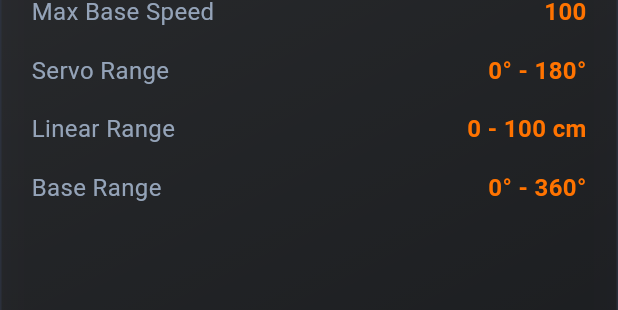
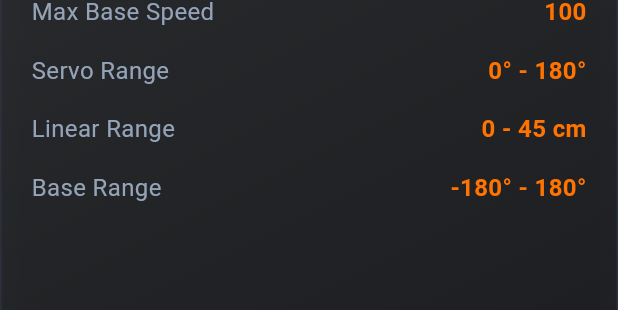
Before and after one commit to Marwan4444/hazmove_robot, a Flutter app: the RobotLimitsSection widget shown alone on an empty page, opened directly, on a phone screen of 412 x 824 dp. Shown: the part 166-476 px from the top of the screen. Run offline on Flutter 3.47's test engine with Material 3 defaults, Android fonts, the phone set to English and light mode, and no system bars; our stand-ins replace easy_localization, equatable, flutter_bloc, flutter_native_splash, flutter_screenutil, fpdart and 3 more; accounts and stored records are empty; network calls fail.

Commit message:
refactor: complete phase 2 - fix motion limits to verified firmware bounds

```diff
--- a/lib/core/constants/app_constants.dart
+++ b/lib/core/constants/app_constants.dart
@@ -4,13 +4,16 @@ class AppConstants {
   static const int connectionTimeout = 15000;
   static const int sendTimeout = 5000;
 
-  // Robot Arm Limits
+  // Robot Arm Limits — MUST match docs/protocol.md §1 and the ESP32
+  // firmware constants (MIN_/MAX_*). The firmware is the final safety
+  // authority; these Flutter values exist for UX validation only.
+  // Verified physical limits: linear 0–45 cm, base −180–180°.
   static const int maxServoAngle = 180;
   static const int minServoAngle = 0;
-  static const double maxLinearDistance = 100.0; // cm
+  static const double maxLinearDistance = 45.0; // cm
   static const double minLinearDistance = 0.0;
-  static const double maxBaseRotation = 360.0; // degrees
-  static const double minBaseRotation = 0.0;
+  static const double maxBaseRotation = 180.0; // degrees
+  static const double minBaseRotation = -180.0;
 
   // Speed Limits
   static const int maxServoSpeed = 100;
--- a/lib/core/utils/validators.dart
+++ b/lib/core/utils/validators.dart
@@ -10,15 +10,15 @@ class Validators {
   }
 
   static Either<Failure, double> validateLinearDistance(double distance) {
-    if (distance < 0 || distance > 100) {
-      return const Left(Failure('Linear distance must be between 0 and 100 cm', type: FailureType.invalidInput));
+    if (distance < 0 || distance > 45) {
+      return const Left(Failure('Linear distance must be between 0 and 45 cm', type: FailureType.invalidInput));
     }
     return Right(distance);
   }
 
   static Either<Failure, double> validateBaseRotation(double degrees) {
-    if (degrees < 0 || degrees > 360) {
-      return const Left(Failure('Base rotation must be between 0 and 360 degrees', type: FailureType.invalidInput));
+    if (degrees < -180 || degrees > 180) {
+      return const Left(Failure('Base rotation must be between -180 and 180 degrees', type: FailureType.invalidInput));
     }
     return Right(degrees);
   }
--- a/lib/modules/robot_control/data/models/base_rotation_model.dart
+++ b/lib/modules/robot_control/data/models/base_rotation_model.dart
@@ -16,8 +16,8 @@ class BaseRotationModel extends BaseRotationEntity {
       targetDegrees: (json['targetDegrees'] as num?)?.toDouble() ?? 0.0,
       speed: json['speed'] ?? 50,
       isMoving: json['isMoving'] ?? false,
-      minDegrees: (json['minDegrees'] as num?)?.toDouble() ?? 0.0,
-      maxDegrees: (json['maxDegrees'] as num?)?.toDouble() ?? 360.0,
+      minDegrees: (json['minDegrees'] as num?)?.toDouble() ?? -180.0,
+      maxDegrees: (json['maxDegrees'] as num?)?.toDouble() ?? 180.0,
     );
   }
 
--- a/lib/modules/robot_control/data/models/linear_rail_model.dart
+++ b/lib/modules/robot_control/data/models/linear_rail_model.dart
@@ -17,7 +17,7 @@ class LinearRailModel extends LinearRailEntity {
       speed: json['speed'] ?? 50,
       isMoving: json['isMoving'] ?? false,
       minPosition: (json['minPosition'] as num?)?.toDouble() ?? 0.0,
-      maxPosition: (json['maxPosition'] as num?)?.toDouble() ?? 100.0,
+      maxPosition: (json['maxPosition'] as num?)?.toDouble() ?? 45.0,
     );
   }
 
--- a/lib/modules/robot_control/domain/entities/base_rotation_entity.dart
+++ b/lib/modules/robot_control/domain/entities/base_rotation_entity.dart
@@ -13,8 +13,8 @@ class BaseRotationEntity extends Equatable {
     required this.targetDegrees,
     required this.speed,
     required this.isMoving,
-    this.minDegrees = 0.0,
-    this.maxDegrees = 360.0,
+    this.minDegrees = -180.0,
+    this.maxDegrees = 180.0,
   });
 
   BaseRotationEntity copyWith({
--- a/lib/modules/robot_control/domain/entities/linear_rail_entity.dart
+++ b/lib/modules/robot_control/domain/entities/linear_rail_entity.dart
@@ -14,7 +14,7 @@ class LinearRailEntity extends Equatable {
     required this.speed,
     required this.isMoving,
     this.minPosition = 0.0,
-    this.maxPosition = 100.0,
+    this.maxPosition = 45.0,
   });
 
   LinearRailEntity copyWith({
--- a/lib/modules/robot_control/domain/models/base_rotation_model.dart
+++ b/lib/modules/robot_control/domain/models/base_rotation_model.dart
@@ -13,8 +13,8 @@ class BaseRotationModel extends Equatable {
     required this.targetDegrees,
     required this.speed,
     required this.isMoving,
-    this.minDegrees = 0.0,
-    this.maxDegrees = 360.0,
+    this.minDegrees = -180.0,
+    this.maxDegrees = 180.0,
   });
 
   BaseRotationModel copyWith({
@@ -41,8 +41,8 @@ class BaseRotationModel extends Equatable {
       targetDegrees: (json['targetDegrees'] as num?)?.toDouble() ?? 0.0,
       speed: json['speed'] ?? 50,
       isMoving: json['isMoving'] ?? false,
-      minDegrees: (json['minDegrees'] as num?)?.toDouble() ?? 0.0,
-      maxDegrees: (json['maxDegrees'] as num?)?.toDouble() ?? 360.0,
+      minDegrees: (json['minDegrees'] as num?)?.toDouble() ?? -180.0,
+      maxDegrees: (json['maxDegrees'] as num?)?.toDouble() ?? 180.0,
     );
   }
 
--- a/lib/modules/robot_control/domain/models/linear_rail_model.dart
+++ b/lib/modules/robot_control/domain/models/linear_rail_model.dart
@@ -14,7 +14,7 @@ class LinearRailModel extends Equatable {
     required this.speed,
     required this.isMoving,
     this.minPosition = 0.0,
-    this.maxPosition = 100.0,
+    this.maxPosition = 45.0,
   });
 
   LinearRailModel copyWith({
@@ -42,7 +42,7 @@ class LinearRailModel extends Equatable {
       speed: json['speed'] ?? 50,
       isMoving: json['isMoving'] ?? false,
       minPosition: (json['minPosition'] as num?)?.toDouble() ?? 0.0,
-      maxPosition: (json['maxPosition'] as num?)?.toDouble() ?? 100.0,
+      maxPosition: (json['maxPosition'] as num?)?.toDouble() ?? 45.0,
     );
   }
 
--- a/lib/presentation/view/home/widgets/robot_arm_visualization.dart
+++ b/lib/presentation/view/home/widgets/robot_arm_visualization.dart
@@ -1,6 +1,7 @@
 import 'package:flutter/material.dart';
 import 'dart:math' as math;
 import '../../../../modules/robot_control/domain/entities/robot_arm_entity.dart';
+import '../../../../core/constants/app_constants.dart';
 import '../../../../core/extensions/theme_extensions.dart';
 
 // ─────────────────────────────────────────────────────────────────────────────
@@ -243,7 +244,7 @@ class _RulerWidget extends StatelessWidget {
 
   @override
   Widget build(BuildContext context) {
-    final pos = robotArm?.linearRail.currentPosition ?? 50.0;
+    final pos = robotArm?.linearRail.currentPosition ?? 22.5;
     return Column(
       children: [
         SizedBox(
@@ -260,7 +261,7 @@ class _RulerWidget extends StatelessWidget {
         const SizedBox(height: 3),
         Row(
           mainAxisAlignment: MainAxisAlignment.spaceBetween,
-          children: ['0 cm', '25 cm', '50 cm', '75 cm', '100 cm']
+          children: ['0 cm', '15 cm', '30 cm', '45 cm']
               .map((l) => Text(
                     l,
                     style: TextStyle(
@@ -357,7 +358,7 @@ class IsometricRobotPainter extends CustomPainter {
 
   void _drawRobot(Canvas canvas) {
     final arm = robotArm!;
-    final railX = arm.linearRail.currentPosition / 5.0 - 10.0;
+    final railX = arm.linearRail.currentPosition / AppConstants.maxLinearDistance * 20.0 - 10.0;
     final baseRad = arm.baseRotation.currentDegrees * math.pi / 180.0;
     final armDirX = math.sin(baseRad);
     final armDirY = -math.cos(baseRad);
@@ -704,7 +705,7 @@ class _RulerPainter extends CustomPainter {
       Paint()..color = trackColor,
     );
 
-    final aw = (position / 100.0).clamp(0.0, 1.0) * size.width;
+    final aw = (position / AppConstants.maxLinearDistance).clamp(0.0, 1.0) * size.width;
     if (aw > 0) {
       canvas.drawRRect(
         RRect.fromRectAndRadius(
@@ -727,7 +728,7 @@ class _RulerPainter extends CustomPainter {
       );
     }
 
-    final tx = (position / 100.0).clamp(0.0, 1.0) * size.width;
+    final tx = (position / AppConstants.maxLinearDistance).clamp(0.0, 1.0) * size.width;
     canvas.drawCircle(Offset(tx, size.height / 2), 6, Paint()..color = accentColor);
     canvas.drawCircle(Offset(tx, size.height / 2), 3.5, Paint()..color = Colors.white);
   }
--- a/lib/presentation/view/settings/widgets/robot_limits_section.dart
+++ b/lib/presentation/view/settings/widgets/robot_limits_section.dart
@@ -13,8 +13,8 @@ class RobotLimitsSection extends StatelessWidget {
           SettingsRow(label: 'Max Linear Speed', value: '100'),
           SettingsRow(label: 'Max Base Speed', value: '100'),
           SettingsRow(label: 'Servo Range', value: '0\u00b0 - 180\u00b0'),
-          SettingsRow(label: 'Linear Range', value: '0 - 100 cm'),
-          SettingsRow(label: 'Base Range', value: '0\u00b0 - 360\u00b0'),
+          SettingsRow(label: 'Linear Range', value: '0 - 45 cm'),
+          SettingsRow(label: 'Base Range', value: '-180\u00b0 - 180\u00b0'),
         ],
       ),
     );
```
